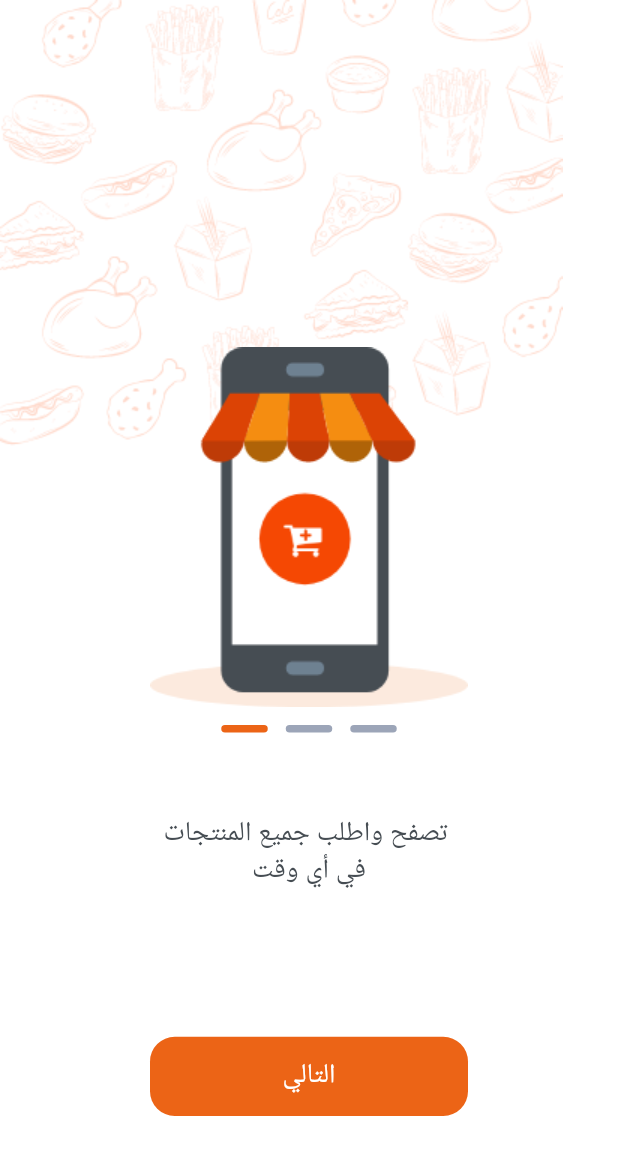
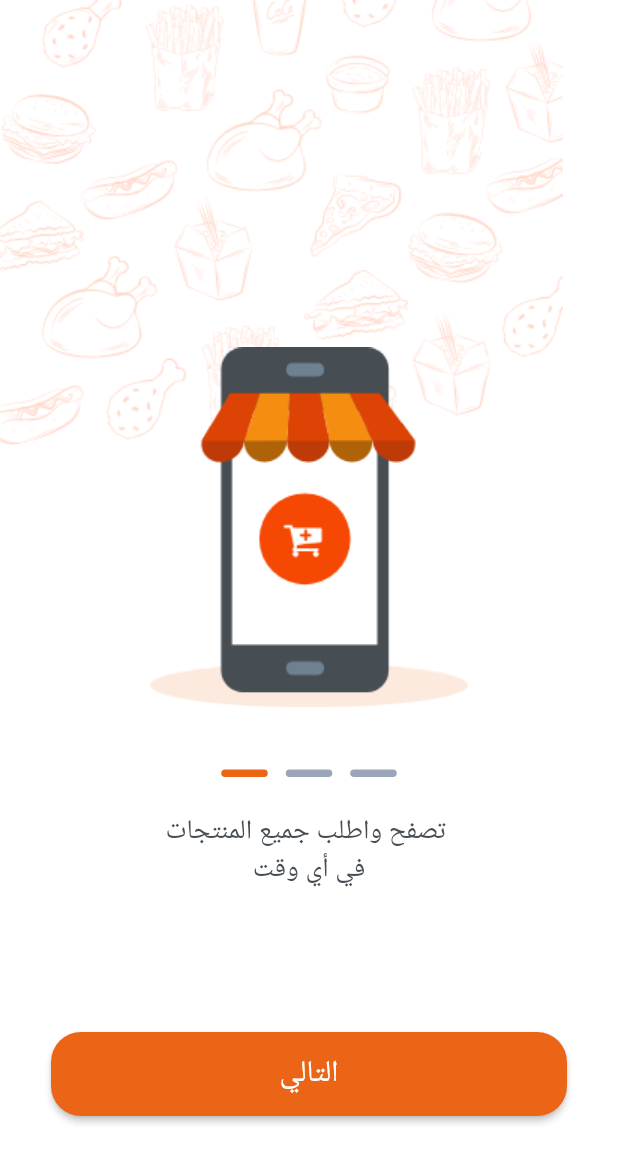
Before and after one commit to Aisha-Biazed/HundredPlus, a Flutter app: the screen it shows after launch, on a phone screen of 412 x 824 dp. Shown: the top 1163 px of the screen. Run offline on Flutter 3.47's test engine with Material 2 defaults, Android fonts, the light colour scheme and no system bars; drawn by our look-alikes of dots_indicator; our stand-ins replace flutter_screenutil, go_router; Roboto replaces fonts that are missing (BoutrosART Medium).

Commit message:
link the theme

```diff
--- a/lib/core/utils/theme_manager.dart
+++ b/lib/core/utils/theme_manager.dart
@@ -6,21 +6,24 @@ import 'package:handred_plus_app/core/utils/values_manager.dart';
 
 ThemeData getApplicationTheme() {
   return ThemeData(
+    fontFamily: FontConstants.fontFamily,
     primaryColor: ColorManager.primary,
     buttonTheme: ButtonThemeData(
       shape: const StadiumBorder(),
       buttonColor: ColorManager.primary,
     ),
     elevatedButtonTheme: ElevatedButtonThemeData(
-        style: ElevatedButton.styleFrom(
-            textStyle: getMediumStyle(
-                color: ColorManager.white, fontSize: FontSize.s20),
-            primary: ColorManager.primary,
-            shape: RoundedRectangleBorder(
-                borderRadius: BorderRadius.circular(AppSize.s12)))),
+      style: ElevatedButton.styleFrom(
+          minimumSize: const Size(AppSize.s307, AppSize.s56),
+          textStyle:
+              getMediumStyle(color: ColorManager.white, fontSize: FontSize.s20),
+          primary: ColorManager.primary,
+          shape: RoundedRectangleBorder(
+              borderRadius: BorderRadius.circular(AppSize.s20))),
+    ),
     textTheme: TextTheme(
-        titleMedium:
-            getMediumStyle(color: ColorManager.primary, fontSize: FontSize.s16),
+        titleMedium: getMediumStyle(
+            color: ColorManager.darkLight, fontSize: FontSize.s18),
         titleSmall:
             getRegularStyle(color: ColorManager.white, fontSize: FontSize.s16),
         bodyLarge: getRegularStyle(color: ColorManager.darkLight),
--- a/lib/core/utils/values_manager.dart
+++ b/lib/core/utils/values_manager.dart
@@ -16,7 +16,9 @@ class AppPadding {
   static const double p18 = 18.0;
   static const double p20 = 20.0;
   static const double p28 = 28.0;
+  static const double p34 = 34.0;
   static const double p100 = 100.0;
+  static const double p300 = 300.0;
 }
 
 class AppSize {
@@ -34,10 +36,12 @@ class AppSize {
   static const double s28 = 28.0;
   static const double s40 = 40.0;
   static const double s60 = 60.0;
+  static const double s56 = 56.0;
   static const double s90 = 90.0;
   static const double s100 = 100.0;
   static const double s120 = 120.0;
   static const double s140 = 140.0;
   static const double s160 = 160.0;
   static const double s190 = 190.0;
+  static const double s307 = 307.0;
 }
--- a/lib/main.dart
+++ b/lib/main.dart
@@ -23,10 +23,6 @@ class MyApp extends StatelessWidget {
           return MaterialApp.router(
             debugShowCheckedModeBanner: false,
             theme: getApplicationTheme(),
-            //ThemeData(
-            //               fontFamily: 'BoutrosART Medium',
-            //               primarySwatch: Colors.blue,
-            //             ),
             routerConfig: AppRouter.router,
           );
         },
--- a/lib/onBoarding/presentaion/pages/on_boarding_body.dart
+++ b/lib/onBoarding/presentaion/pages/on_boarding_body.dart
@@ -1,5 +1,6 @@
 import 'package:flutter/material.dart';
 import 'package:flutter_screenutil/flutter_screenutil.dart';
+import 'package:handred_plus_app/core/utils/values_manager.dart';
 import '../../../core/utils/assets_manager.dart';
 import '../../../core/utils/strings_manager.dart';
 import '../../../core/widgets/custom_buttons.dart';
@@ -37,23 +38,18 @@ class _OnBoardingViewBodyState extends State<OnBoardingViewBody> {
         Positioned(
             left: 0,
             right: 0,
-            bottom: 300.w,
+            bottom: AppPadding.p300,
             child: CustomIndicator(
               dotIndex: pageController!.hasClients ? pageController?.page : 0,
             )),
         Positioned(
-          left: 100,
-          right: 100,
+          left: AppPadding.p34,
+          right: AppPadding.p34,
           bottom: 80,
-          child: CustomGeneralButton(
-              onTap: () {
-                if (pageController!.page! < 2) {
-                  pageController?.nextPage(
-                      duration: const Duration(milliseconds: 500),
-                      curve: Curves.easeIn);
-                } else {}
-              },
-              text: AppStrings.next),
+          child: ElevatedButton(
+            onPressed: () {},
+            child: const Text(AppStrings.next),
+          ),
         )
       ],
     );
--- a/lib/onBoarding/presentaion/widgets/page_view_item.dart
+++ b/lib/onBoarding/presentaion/widgets/page_view_item.dart
@@ -22,16 +22,15 @@ class PageViewItem extends StatelessWidget {
             image!,
           )),
           70.verticalSpace,
-          Text(
-            title!,
-            textAlign: TextAlign.center,
-            style: TextStyle(fontSize: 18.sp, color: ColorManager.darkLight),
-          ),
-          Text(
-            subTitle!,
-            textAlign: TextAlign.center,
-            style: TextStyle(fontSize: 18.sp, color: ColorManager.darkLight),
-          ),
+          Text(title!,
+              textAlign: TextAlign.center,
+              style: Theme.of(context).textTheme.titleMedium
+
+              // TextStyle(fontSize: 18.sp, color: ColorManager.darkLight),
+              ),
+          Text(subTitle!,
+              textAlign: TextAlign.center,
+              style: Theme.of(context).textTheme.titleMedium),
         ],
       ),
     );
```
Also changed, not shown: assets/images/Organe top shape.png (added).
